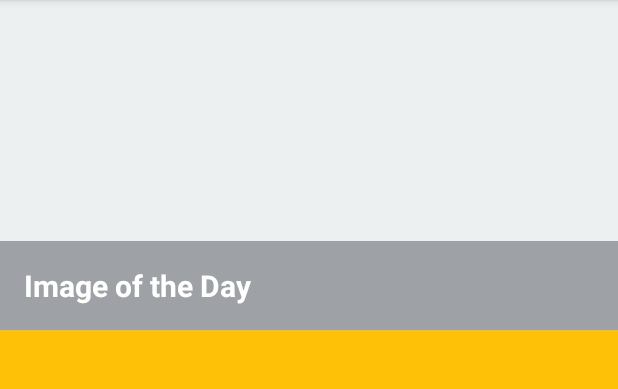
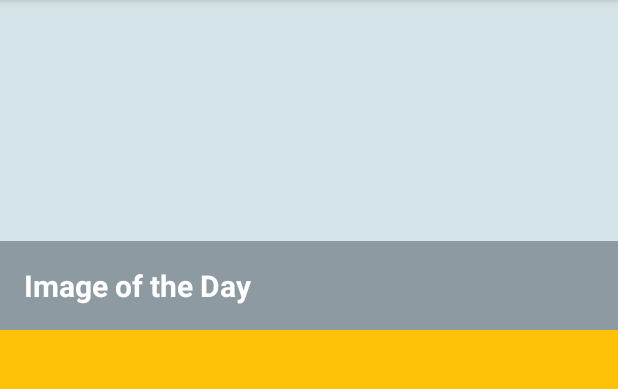
Before and after one commit to Hoangbach-97/AsteroidRadar, an Android app: the screen it shows after launch (MainActivity), on a phone screen of 412 x 824 dp, the part 84-473 px from its top. Run offline under Robolectric (Android 15) with nearby library versions, the phone set to English and light mode, and no system bars; our stand-ins replace Picasso, Room's generated code, data binding; network calls fail; pictures from the network do not load; 6 statements that could not run were skipped.

```diff
--- a/app/src/main/AndroidManifest.xml
+++ b/app/src/main/AndroidManifest.xml
@@ -3,6 +3,7 @@
     package="com.udacity.asteroidradar">
 
     <uses-permission android:name="android.permission.INTERNET" />
+    <uses-permission android:name="android.permission.ACCESS_NETWORK_STATE" />
 
     <application
         android:allowBackup="true"
--- a/app/src/main/java/com/udacity/asteroidradar/repo/AsteroidRepo.kt
+++ b/app/src/main/java/com/udacity/asteroidradar/repo/AsteroidRepo.kt
@@ -27,7 +27,7 @@ class AsteroidRepo(
         @SuppressLint("WeekBasedYear")
         private val dateTimeFormatter = DateTimeFormatter.ofPattern(API_QUERY_DATE_FORMAT)
         private val todayTimeWithFormat = LocalDate.now().format(dateTimeFormatter)
-        private val nextSevenDayWithFormat = LocalDate.now().plusDays(1).format(dateTimeFormatter)
+        private val nextSevenDayWithFormat = LocalDate.now().plusDays(7).format(dateTimeFormatter)
     }
 
     suspend fun refreshDataAsteroidAndSave() {
@@ -52,14 +52,14 @@ class AsteroidRepo(
     suspend fun refreshImageOfTodayAndSave() {
         withContext(Dispatchers.IO) {
             val result = AsteroidApi.retrofitService.getPlanetaty()
-            database.pictureOfDayDao.insertAll(result.asDatabaseModel())
+            if (result.mediaType == "image") database.pictureOfDayDao.insertAll(result.asDatabaseModel())
         }
     }
 
 
     val picture: LiveData<PictureOfDay> =
         Transformations.map(database.pictureOfDayDao.getTheLatestPictureOfDay()) {
-            it?.asDomainModel()
+                it?.asDomainModel()
         }
 
     val asteroidsSaved: LiveData<List<Asteroid>> =
--- a/app/src/main/java/com/udacity/asteroidradar/viewmodel/MainViewModel.kt
+++ b/app/src/main/java/com/udacity/asteroidradar/viewmodel/MainViewModel.kt
@@ -1,6 +1,7 @@
 package com.udacity.asteroidradar.viewmodel
 
 import android.app.Application
+import android.util.Log
 import androidx.lifecycle.AndroidViewModel
 import androidx.lifecycle.viewModelScope
 import com.udacity.asteroidradar.database.getDatabase
@@ -13,13 +14,16 @@ class MainViewModel(application: Application) : AndroidViewModel(application) {
 
     init {
         viewModelScope.launch {
-            asteroidRepo.run {
-                refreshDataAsteroidAndSave()
-                refreshImageOfTodayAndSave()
+            try {
+                asteroidRepo.run {
+                    refreshDataAsteroidAndSave()
+                    refreshImageOfTodayAndSave()
+                }
+            } catch (e: Exception) {
+                Log.e("Asteroid_error", "Exception thrown: ${e.message}")
             }
         }
     }
-
     val pictureOfDay = asteroidRepo.picture
 
     val asteroidsSaved = asteroidRepo.asteroidsSaved
--- a/app/src/main/res/drawable/placeholder_picture_of_day.xml
+++ b/app/src/main/res/drawable/placeholder_picture_of_day.xml
@@ -2,6 +2,6 @@
 <shape xmlns:android="http://schemas.android.com/apk/res/android"
     android:shape="rectangle">
 
-    <solid android:color="#ecf0f1" />
+    <solid android:color="#D5E4E8" />
 
 </shape>
```
Also changed, not shown: app/src/main/java/com/udacity/asteroidradar/ui/MainFragment.kt (+6 -1 lines).
